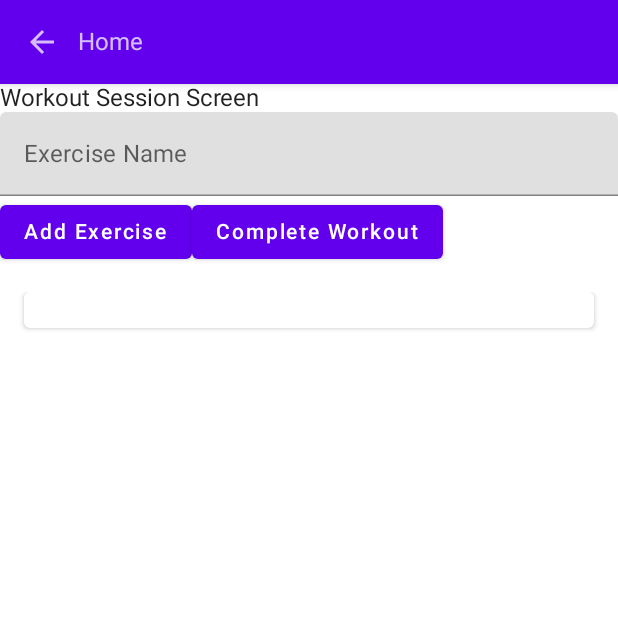
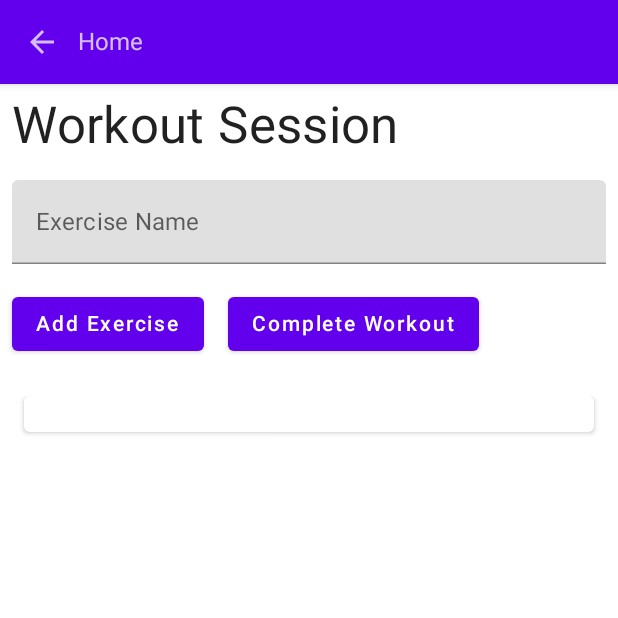
Before and after one commit to alexanderthurston/jim, an Android app built with Jetpack Compose: the WorkoutSessionScreen screen opened through its navigation route, after a tap on "Add Exercise", on a phone screen of 412 x 824 dp, the top half of it. Run offline under Robolectric (Android 15) with nearby library versions, the phone set to English and light mode, and no system bars; our stand-ins replace Firebase (no records; nobody signed in at launch, a user with empty details on screens opened directly).

Commit message:
Daily progress, almost done, need to figure out rerender on nav and a little more formatting

```diff
--- a/app/src/main/java/com/example/jim/ui/components/ExerciseListItem.kt
+++ b/app/src/main/java/com/example/jim/ui/components/ExerciseListItem.kt
@@ -48,7 +48,7 @@ fun ExerciseListItem(
             Row(
                 modifier = Modifier.fillMaxWidth(),
                 verticalAlignment = Alignment.CenterVertically,
-                horizontalArrangement = Arrangement.SpaceBetween
+                horizontalArrangement = Arrangement.SpaceAround
             ) {
                 Row(verticalAlignment = Alignment.CenterVertically) {
                     Text(text = exercise.name ?: "", style = MaterialTheme.typography.subtitle2)
--- a/app/src/main/java/com/example/jim/ui/screens/WorkoutSessionScreen.kt
+++ b/app/src/main/java/com/example/jim/ui/screens/WorkoutSessionScreen.kt
@@ -4,6 +4,7 @@ import androidx.compose.foundation.layout.*
 import androidx.compose.foundation.lazy.LazyColumn
 import androidx.compose.foundation.lazy.items
 import androidx.compose.material.Button
+import androidx.compose.material.MaterialTheme
 import androidx.compose.material.Text
 import androidx.compose.runtime.*
 import androidx.compose.ui.Alignment
@@ -13,6 +14,7 @@ import androidx.lifecycle.viewmodel.compose.viewModel
 import androidx.navigation.NavHostController
 import com.example.jim.ui.components.ExerciseListItem
 import com.example.jim.ui.components.FormField
+import com.example.jim.ui.navigation.Routes
 import com.example.jim.ui.viewmodels.WorkoutSessionViewModel
 import kotlinx.coroutines.launch
 
@@ -23,18 +25,20 @@ fun WorkoutSessionScreen(navHostController: NavHostController) {
     val scope = rememberCoroutineScope()
 
     if (state.workoutSaveSuccess) {
-        navHostController.popBackStack()
-
+        navHostController.navigate(Routes.home.route) {
+            popUpTo(0)
+        }
     }
     Column {
-        //Recent Workouts
         Row(
+            modifier = Modifier.padding(8.dp),
             verticalAlignment = Alignment.CenterVertically,
             horizontalArrangement = Arrangement.Center
         ) {
-            Text(text = "Workout Session Screen")
+            Text(text = "Workout Session", style = MaterialTheme.typography.h4)
         }
         Row(
+            modifier = Modifier.padding(8.dp),
             verticalAlignment = Alignment.CenterVertically,
             horizontalArrangement = Arrangement.Center
         ) {
@@ -45,9 +49,11 @@ fun WorkoutSessionScreen(navHostController: NavHostController) {
             )
         }
         Row(
+            modifier = Modifier.padding(8.dp),
             verticalAlignment = Alignment.CenterVertically,
             horizontalArrangement = Arrangement.SpaceAround
         ) {
+
             Button(onClick = {
                 scope.launch {
                     viewModel.addExercise()
@@ -55,6 +61,11 @@ fun WorkoutSessionScreen(navHostController: NavHostController) {
             }) {
                 Text(text = "Add Exercise")
             }
+
+
+            Spacer(modifier = Modifier.width(16.dp))
+
+
             Button(onClick = {
                 scope.launch {
                     viewModel.addWorkout()
@@ -62,6 +73,7 @@ fun WorkoutSessionScreen(navHostController: NavHostController) {
             }) {
                 Text(text = "Complete Workout")
             }
+
         }
 
         if (state.exercises.isNotEmpty()) {
```
Also changed, not shown: app/src/main/java/com/example/jim/ui/screens/HomeScreen.kt (+13 -1 lines), app/src/main/java/com/example/jim/ui/viewmodels/HomeScreenViewModel.kt (+16 -1 lines).
